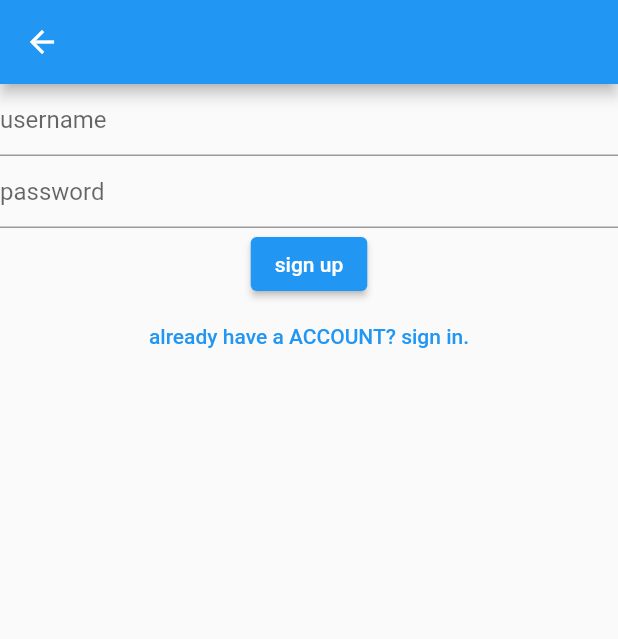
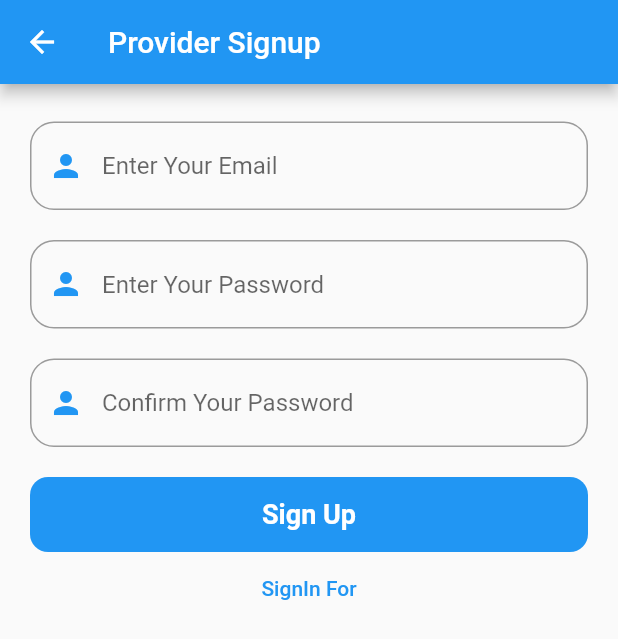
Before and after one commit to sinan234/eveapp, a Flutter app: the SignUP screen opened directly, on a phone screen of 412 x 824 dp. Shown: the top 639 px of the screen. Run offline on Flutter 3.47's test engine with Material 2 defaults, Android fonts, the phone set to English and light mode, and no system bars; our stand-ins replace firebase_auth, firebase_core, google_maps_flutter, location, permission_handler; accounts and stored records are empty; network calls fail.

Commit message:
from_am607

```diff
--- a/lib/screens/signup.dart
+++ b/lib/screens/signup.dart
@@ -14,39 +14,109 @@ class SignUP extends StatefulWidget {
 }
 
 class _SignUPState extends State<SignUP> {
-      TextEditingController _username =TextEditingController();
-    TextEditingController _password =TextEditingController();
-    void usersignup(String email, String password)async {
-   await FirebaseAuth.instance.createUserWithEmailAndPassword(email: email, password: password).whenComplete(() => Navigator.push(context, MaterialPageRoute(builder: (context) => MapScreen() )));
+  TextEditingController _username = TextEditingController();
+  TextEditingController _password = TextEditingController();
+  void usersignup(String email, String password) async {
+    await FirebaseAuth.instance
+        .createUserWithEmailAndPassword(email: email, password: password)
+        .whenComplete(() => Navigator.push(
+            context, MaterialPageRoute(builder: (context) => MapScreen())));
   }
+
   @override
   Widget build(BuildContext context) {
-    return( Scaffold(appBar: AppBar()
-      ,
-      body: Column(
+    return (Scaffold(
+        appBar: AppBar(
+          title: const Text('Provider Signup'),
+        ),
+        body: SingleChildScrollView(
+          child: Container(
+            padding: const EdgeInsets.only(left: 20, right: 20, top: 25),
+            child: Column(
+              // crossAxisAlignment: CrossAxisAlignment.end,
               children: [
                 TextFormField(
-          decoration:InputDecoration(
-            hintText: "username"
+                  decoration: const InputDecoration(
+                    hintText: "Enter Your Email",
+                    border: OutlineInputBorder(
+                      borderSide: BorderSide(color: Colors.teal),
+                      borderRadius: BorderRadius.all(Radius.circular(16)),
+                    ),
+                    prefixIcon: Icon(
+                      Icons.person,
+                      color: Colors.blue,
+                    ),
                   ),
                   controller: _username,
                 ),
+                const SizedBox(
+                  height: 20,
+                ),
                 TextFormField(
-          decoration:InputDecoration(
-            hintText: "password"
+                  decoration: const InputDecoration(
+                    hintText: "Enter Your Password",
+                    border: OutlineInputBorder(
+                      borderSide: BorderSide(color: Colors.teal),
+                      borderRadius: BorderRadius.all(Radius.circular(16)),
+                    ),
+                    prefixIcon: Icon(
+                      Icons.person,
+                      color: Colors.blue,
+                    ),
                   ),
                   controller: _password,
                 ),
-        ElevatedButton(onPressed: (){usersignup(_username.text, _password.text);}, child: Text("sign up",)),
-        TextButton(onPressed: ()=> Navigator.push(context, MaterialPageRoute(builder: (context) => Login(),)), child: Text("already have a ACCOUNT? sign in."))
+                const SizedBox(
+                  height: 20,
+                ),
+                TextFormField(
+                  decoration: const InputDecoration(
+                    hintText: "Confirm Your Password",
+                    border: OutlineInputBorder(
+                      borderSide: BorderSide(color: Colors.teal),
+                      borderRadius: BorderRadius.all(Radius.circular(16)),
+                    ),
+                    prefixIcon: Icon(
+                      Icons.person,
+                      color: Colors.blue,
+                    ),
+                  ),
+                  controller: _password,
+                ),
+                const SizedBox(
+                  height: 20,
+                ),
+                    InkWell(
+                  onTap: () {
+                                      usersignup(_username.text, _password.text);
+                  },
+                  child: Container(
+                      decoration: BoxDecoration(
+                          borderRadius: BorderRadius.circular(12),
+                          color: Colors.blue),
+                      height: 50,
+                      width: double.infinity,
+                      child: const Center(
+                        child: Text(
+                          "Sign Up",
+                          style: TextStyle(
+                              color: Colors.white,
+                              fontSize: 18,
+                              fontWeight: FontWeight.bold),
+                        ),
+                      )),
+                ),
 
-
-
-      ]
-        ,)
-
-      )   );
-
-
+                TextButton(
+                    onPressed: () => Navigator.push(
+                        context,
+                        MaterialPageRoute(
+                          builder: (context) => const Login(),
+                        )),
+                    child: const Text("SignIn For"))
+              ],
+            ),
+          ),
+        )));
   }
 }
```
Also changed, not shown: lib/screens/login.dart (+73 -20 lines). Lines whose indentation alone changed are shown as unchanged.
